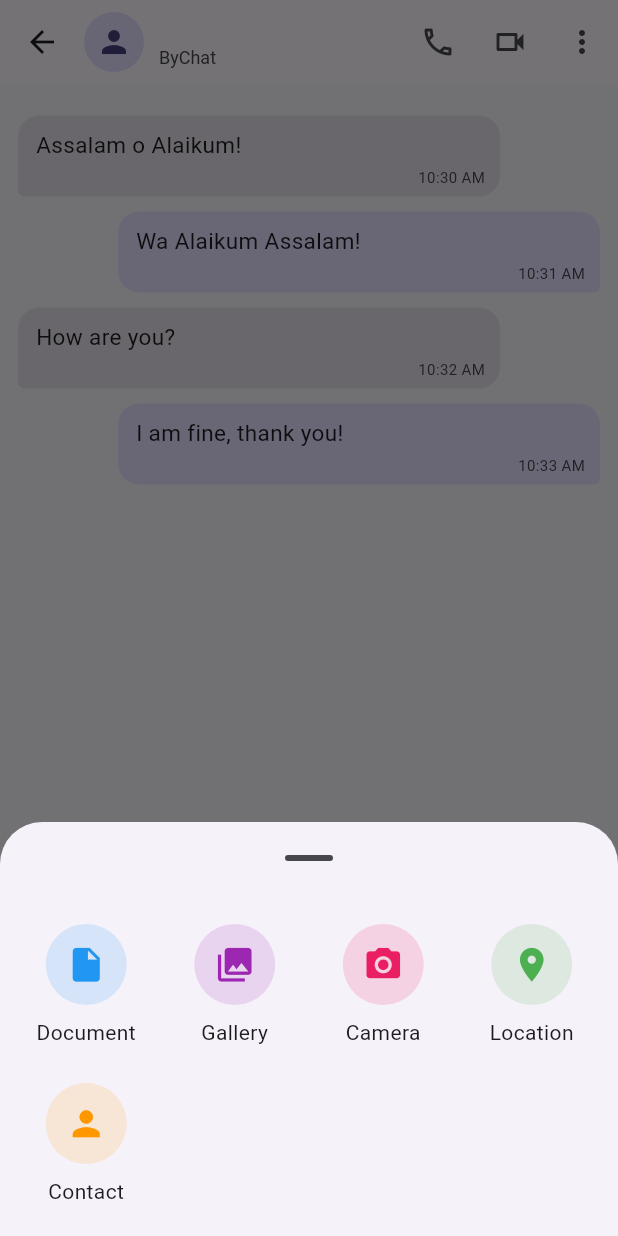
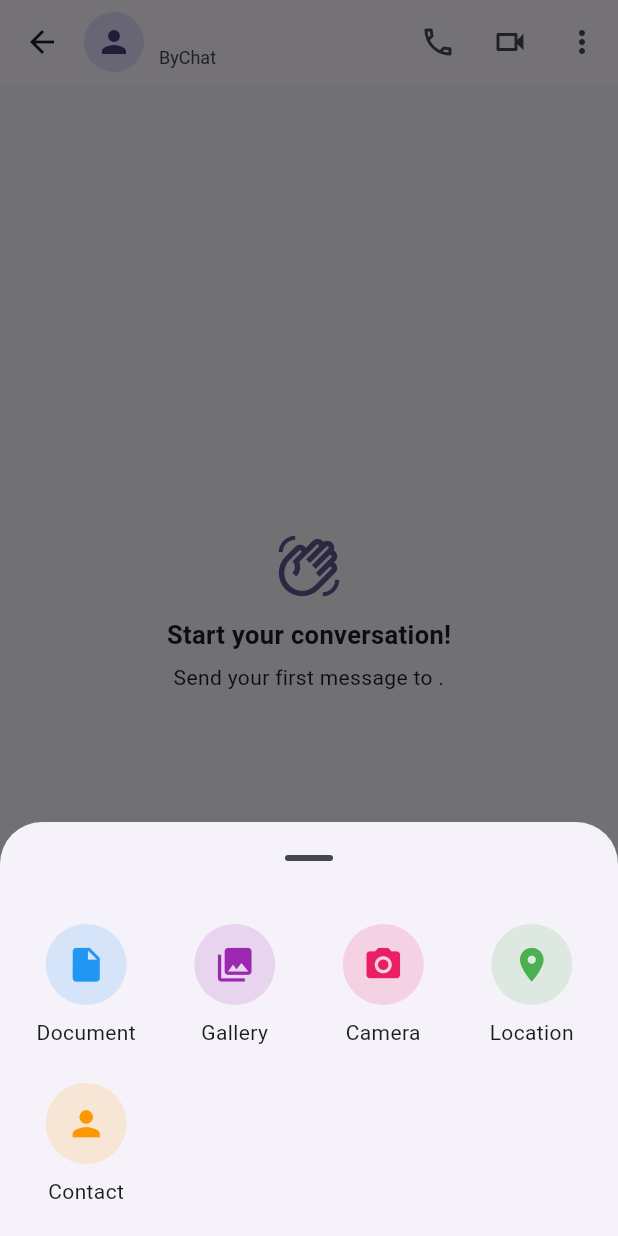
Before and after one commit to MuhammadSirajShah/Bychat, a Flutter app: the ChatScreen screen opened directly with empty values, item 2 of the bottom bar chosen, on a phone screen of 412 x 824 dp. Run offline on Flutter 3.47's test engine with Material 3 defaults, Android fonts, the phone set to English and light mode, and no system bars; our stand-ins replace cloud_firestore, country_picker, emoji_picker_flutter, firebase_auth, firebase_core, flutter_contacts and 4 more; accounts and stored records are empty.

Commit message:
Update project

```diff
--- a/lib/features/chats/screens/chat_screen.dart
+++ b/lib/features/chats/screens/chat_screen.dart
@@ -1,46 +1,34 @@
 
+import 'package:bychat/features/chats/models/chat_message_model.dart';
+import 'package:bychat/features/chats/providers/chat_providers.dart';
+import 'package:firebase_auth/firebase_auth.dart';
 import 'package:flutter/material.dart';
+import 'package:flutter_riverpod/flutter_riverpod.dart';
 
-class ChatScreen extends StatefulWidget {
+class ChatScreen extends ConsumerStatefulWidget {
   const ChatScreen({
     super.key,
     required this.contactName,
+    required this.receiverUid,
+    required this.chatId,
   });
 
   final String contactName;
+  final String receiverUid;
+  final String chatId;
 
   @override
-  State<ChatScreen> createState() => _ChatScreenState();
+  ConsumerState<ChatScreen> createState() => _ChatScreenState();
 }
 
-class _ChatScreenState extends State<ChatScreen> {
+class _ChatScreenState extends ConsumerState<ChatScreen> {
   final TextEditingController _messageController =
   TextEditingController();
 
   final ScrollController _scrollController = ScrollController();
 
-  final List<Map<String, dynamic>> _messages = [
-    {
-      'text': 'Assalam o Alaikum!',
-      'isMe': false,
-      'time': '10:30 AM',
-    },
-    {
-      'text': 'Wa Alaikum Assalam!',
-      'isMe': true,
-      'time': '10:31 AM',
-    },
-    {
-      'text': 'How are you?',
-      'isMe': false,
-      'time': '10:32 AM',
-    },
-    {
-      'text': 'I am fine, thank you!',
-      'isMe': true,
-      'time': '10:33 AM',
-    },
-  ];
+  bool _sending = false;
+  String? _lastMessageId;
 
   @override
   void dispose() {
@@ -49,37 +37,84 @@ class _ChatScreenState extends State<ChatScreen> {
     super.dispose();
   }
 
-  void _sendMessage() {
-    final message = _messageController.text.trim();
+  Future<void> _sendMessage() async {
+    final text = _messageController.text.trim();
+    final currentUser = FirebaseAuth.instance.currentUser;
 
-    if (message.isEmpty) return;
+    if (text.isEmpty || _sending) return;
 
-    setState(() {
-      _messages.add({
-        'text': message,
-        'isMe': true,
-        'time': TimeOfDay.now().format(context),
-      });
-    });
+    if (currentUser == null) {
+      _showMessage('Please sign in to send messages.');
+      return;
+    }
 
+    if (widget.receiverUid.trim().isEmpty ||
+        widget.chatId.trim().isEmpty) {
+      _showMessage('Chat details are missing. Please reopen this chat.');
+      return;
+    }
+
+    setState(() => _sending = true);
+
+    // Clear only after Firestore confirms the message was saved.
+    try {
+      await ref.read(chatMessageActionsProvider).sendMessage(
+        chatId: widget.chatId,
+        senderId: currentUser.uid,
+        receiverId: widget.receiverUid,
+        text: text,
+      );
+
+      if (!mounted) return;
+
+      if (_messageController.text.trim() == text) {
         _messageController.clear();
+      }
 
+      _scrollToBottom();
+    } catch (error) {
+      if (mounted) {
+        _showMessage('Message send nahi hua. Internet aur Firestore rules check karein.');
+      }
+    } finally {
+      if (mounted) {
+        setState(() => _sending = false);
+      }
+    }
+  }
+
+  void _scrollToBottom() {
     WidgetsBinding.instance.addPostFrameCallback((_) {
-      if (_scrollController.hasClients) {
+      if (!mounted || !_scrollController.hasClients) return;
+
       _scrollController.animateTo(
         _scrollController.position.maxScrollExtent,
-          duration: const Duration(milliseconds: 300),
+        duration: const Duration(milliseconds: 250),
         curve: Curves.easeOut,
       );
+    });
   }
-    });
+
+  void _showMessage(String message) {
+    ScaffoldMessenger.of(context).showSnackBar(
+      SnackBar(content: Text(message)),
+    );
+  }
+
+  String _formatTime(DateTime dateTime) {
+    final time = TimeOfDay.fromDateTime(dateTime.toLocal());
+    final hour = time.hourOfPeriod == 0 ? 12 : time.hourOfPeriod;
+    final minute = time.minute.toString().padLeft(2, '0');
+    final period = time.period == DayPeriod.am ? 'AM' : 'PM';
+
+    return '$hour:$minute $period';
   }
 
   void _showAttachmentOptions() {
     showModalBottomSheet(
       context: context,
       showDragHandle: true,
-      builder: (context) {
+      builder: (sheetContext) {
         return SafeArea(
           child: Padding(
             padding: const EdgeInsets.all(20),
@@ -91,26 +126,31 @@ class _ChatScreenState extends State<ChatScreen> {
                   icon: Icons.insert_drive_file,
                   label: 'Document',
                   color: Colors.blue,
+                  sheetContext: sheetContext,
                 ),
                 _attachmentItem(
                   icon: Icons.photo_library,
                   label: 'Gallery',
                   color: Colors.purple,
+                  sheetContext: sheetContext,
                 ),
                 _attachmentItem(
                   icon: Icons.camera_alt,
                   label: 'Camera',
                   color: Colors.pink,
+                  sheetContext: sheetContext,
                 ),
                 _attachmentItem(
                   icon: Icons.location_on,
                   label: 'Location',
                   color: Colors.green,
+                  sheetContext: sheetContext,
                 ),
                 _attachmentItem(
                   icon: Icons.person,
                   label: 'Contact',
                   color: Colors.orange,
+                  sheetContext: sheetContext,
                 ),
               ],
             ),
@@ -124,20 +164,14 @@ class _ChatScreenState extends State<ChatScreen> {
     required IconData icon,
     required String label,
     required Color color,
+    required BuildContext sheetContext,
   }) {
     return SizedBox(
       width: 75,
       child: InkWell(
         onTap: () {
-          Navigator.pop(context);
-
-          ScaffoldMessenger.of(context).showSnackBar(
-            SnackBar(
-              content: Text(
-                '$label sharing will be implemented later.',
-              ),
-            ),
-          );
+          Navigator.pop(sheetContext);
+          _showMessage('$label sharing will be implemented later.');
         },
         child: Column(
           children: [
@@ -147,19 +181,24 @@ class _ChatScreenState extends State<ChatScreen> {
               child: Icon(icon, color: color, size: 27),
             ),
             const SizedBox(height: 8),
-            Text(
-              label,
-              textAlign: TextAlign.center,
-            ),
+            Text(label, textAlign: TextAlign.center),
           ],
         ),
       ),
     );
   }
 
+  void _showCallMessage(String type) {
+    _showMessage('$type feature will be connected later.');
+  }
+
   @override
   Widget build(BuildContext context) {
     final theme = Theme.of(context);
+    final messagesAsync = ref.watch(
+      chatMessagesProvider(widget.chatId),
+    );
+    final currentUid = FirebaseAuth.instance.currentUser?.uid ?? '';
 
     return Scaffold(
       appBar: AppBar(
@@ -206,9 +245,7 @@ class _ChatScreenState extends State<ChatScreen> {
           ),
           PopupMenuButton<String>(
             onSelected: (value) {
-              ScaffoldMessenger.of(context).showSnackBar(
-                SnackBar(content: Text('$value selected')),
-              );
+              _showMessage('$value selected');
             },
             itemBuilder: (context) => const [
               PopupMenuItem(
@@ -230,16 +267,83 @@ class _ChatScreenState extends State<ChatScreen> {
       body: Column(
         children: [
           Expanded(
-            child: ListView.builder(
+            child: messagesAsync.when(
+              loading: () => const Center(
+                child: CircularProgressIndicator(),
+              ),
+              error: (error, stackTrace) => Center(
+                child: Padding(
+                  padding: const EdgeInsets.all(24),
+                  child: Column(
+                    mainAxisSize: MainAxisSize.min,
+                    children: [
+                      const Icon(Icons.cloud_off, size: 42),
+                      const SizedBox(height: 12),
+                      const Text(
+                        'Messages load nahi ho sake.',
+                        textAlign: TextAlign.center,
+                      ),
+                      const SizedBox(height: 8),
+                      TextButton(
+                        onPressed: () {
+                          ref.invalidate(
+                            chatMessagesProvider(widget.chatId),
+                          );
+                        },
+                        child: const Text('Try again'),
+                      ),
+                    ],
+                  ),
+                ),
+              ),
+              data: (messages) {
+                if (messages.isNotEmpty &&
+                    messages.last.id != _lastMessageId) {
+                  _lastMessageId = messages.last.id;
+                  _scrollToBottom();
+                }
+
+                if (messages.isEmpty) {
+                  return Center(
+                    child: Padding(
+                      padding: const EdgeInsets.all(24),
+                      child: Column(
+                        mainAxisSize: MainAxisSize.min,
+                        children: [
+                          Icon(
+                            Icons.waving_hand_outlined,
+                            size: 44,
+                            color: theme.colorScheme.primary,
+                          ),
+                          const SizedBox(height: 12),
+                          const Text(
+                            'Start your conversation!',
+                            style: TextStyle(
+                              fontSize: 17,
+                              fontWeight: FontWeight.w600,
+                            ),
+                          ),
+                          const SizedBox(height: 6),
+                          Text(
+                            'Send your first message to ${widget.contactName}.',
+                            textAlign: TextAlign.center,
+                          ),
+                        ],
+                      ),
+                    ),
+                  );
+                }
+
+                return ListView.builder(
                   controller: _scrollController,
                   padding: const EdgeInsets.symmetric(
                     horizontal: 12,
                     vertical: 16,
                   ),
-              itemCount: _messages.length,
+                  itemCount: messages.length,
                   itemBuilder: (context, index) {
-                final message = _messages[index];
-                final isMe = message['isMe'] as bool;
+                    final ChatMessageModel message = messages[index];
+                    final isMe = message.senderId == currentUid;
 
                     return Align(
                       alignment: isMe
@@ -269,7 +373,7 @@ class _ChatScreenState extends State<ChatScreen> {
                             Align(
                               alignment: Alignment.centerLeft,
                               child: Text(
-                            message['text'] as String,
+                                message.text,
                                 style: TextStyle(
                                   fontSize: 15,
                                   color: theme.colorScheme.onSurface,
@@ -278,7 +382,7 @@ class _ChatScreenState extends State<ChatScreen> {
                             ),
                             const SizedBox(height: 4),
                             Text(
-                          message['time'] as String,
+                              _formatTime(message.createdAt),
                               style: TextStyle(
                                 fontSize: 10,
                                 color: theme.colorScheme.onSurfaceVariant,
@@ -287,6 +391,8 @@ class _ChatScreenState extends State<ChatScreen> {
                           ],
                         ),
                       ),
+                    );
+                  },
                 );
               },
             ),
@@ -308,12 +414,8 @@ class _ChatScreenState extends State<ChatScreen> {
                         children: [
                           IconButton(
                             onPressed: () {
-                              ScaffoldMessenger.of(context).showSnackBar(
-                                const SnackBar(
-                                  content: Text(
+                              _showMessage(
                                 'Emoji picker will be added later.',
-                                  ),
-                                ),
                               );
                             },
                             icon: const Icon(
@@ -351,8 +453,17 @@ class _ChatScreenState extends State<ChatScreen> {
                     radius: 25,
                     backgroundColor: const Color(0xFF6558F5),
                     child: IconButton(
-                      onPressed: _sendMessage,
-                      icon: const Icon(
+                      onPressed: _sending ? null : _sendMessage,
+                      icon: _sending
+                          ? const SizedBox(
+                        width: 19,
+                        height: 19,
+                        child: CircularProgressIndicator(
+                          strokeWidth: 2,
+                          color: Colors.white,
+                        ),
+                      )
+                          : const Icon(
                         Icons.send,
                         color: Colors.white,
                       ),
@@ -367,12 +478,4 @@ class _ChatScreenState extends State<ChatScreen> {
       ),
     );
   }
-
-  void _showCallMessage(String type) {
-    ScaffoldMessenger.of(context).showSnackBar(
-      SnackBar(
-        content: Text('$type feature will be connected later.'),
-      ),
-    );
 }
-}
```
Lines whose indentation alone changed are shown as unchanged.
